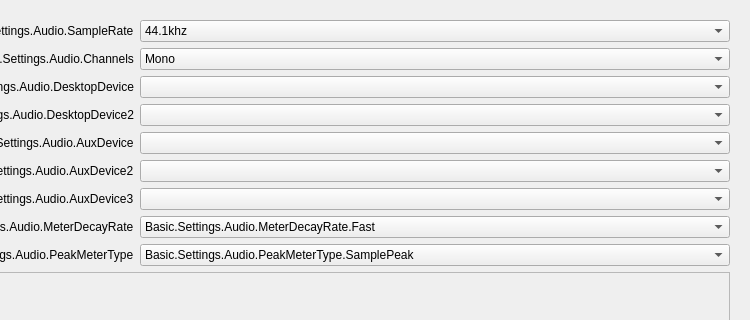
Above: Teacher/forms/OBSBasicSettings.ui from HaoYiTech/obs-studio before the change; both pictures show x 231 to 981 and y 0 to 320 of the 981 by 748 pixel window. Below: the same form after it.
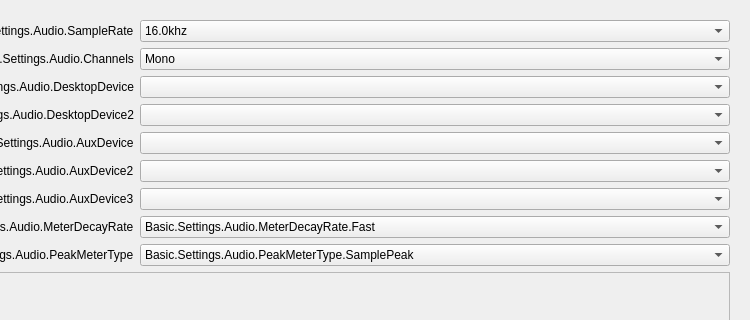
That is the form after the change. The open tabs and pages were chosen to show the change. Icons and pictures are not drawn.

```diff
--- a/Teacher/forms/OBSBasicSettings.ui
+++ b/Teacher/forms/OBSBasicSettings.ui
@@ -3193,11 +3193,21 @@
          <item row="0" column="1">
           <widget class="QComboBox" name="sampleRate">
            <property name="currentText">
-            <string notr="true">44.1khz</string>
+            <string notr="true">16.0khz</string>
            </property>
            <property name="currentIndex">
             <number>0</number>
            </property>
+           <item>
+            <property name="text">
+             <string>16.0khz</string>
+            </property>
+           </item>
+           <item>
+            <property name="text">
+             <string>32.0khz</string>
+            </property>
+           </item>
            <item>
             <property name="text">
              <string>44.1khz</string>
```
Left out of the diff: 2 changed lines with no effect on the pictures.
